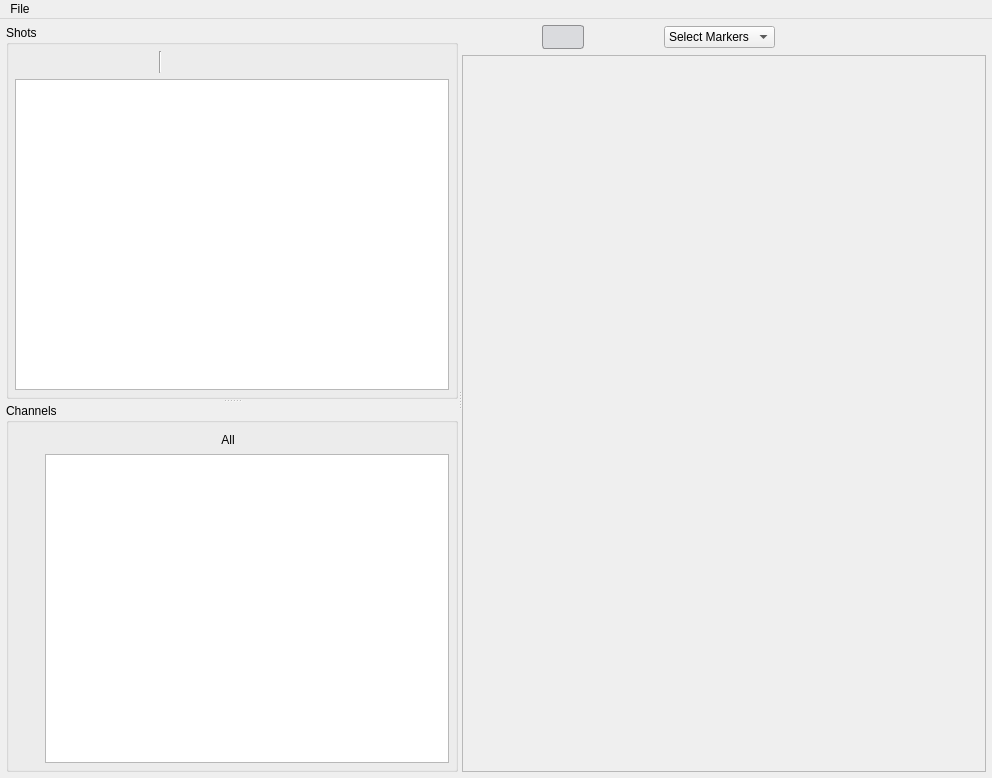
Qt form runviewer/main.ui (Daniel-Dux/runviewer) before a commit.
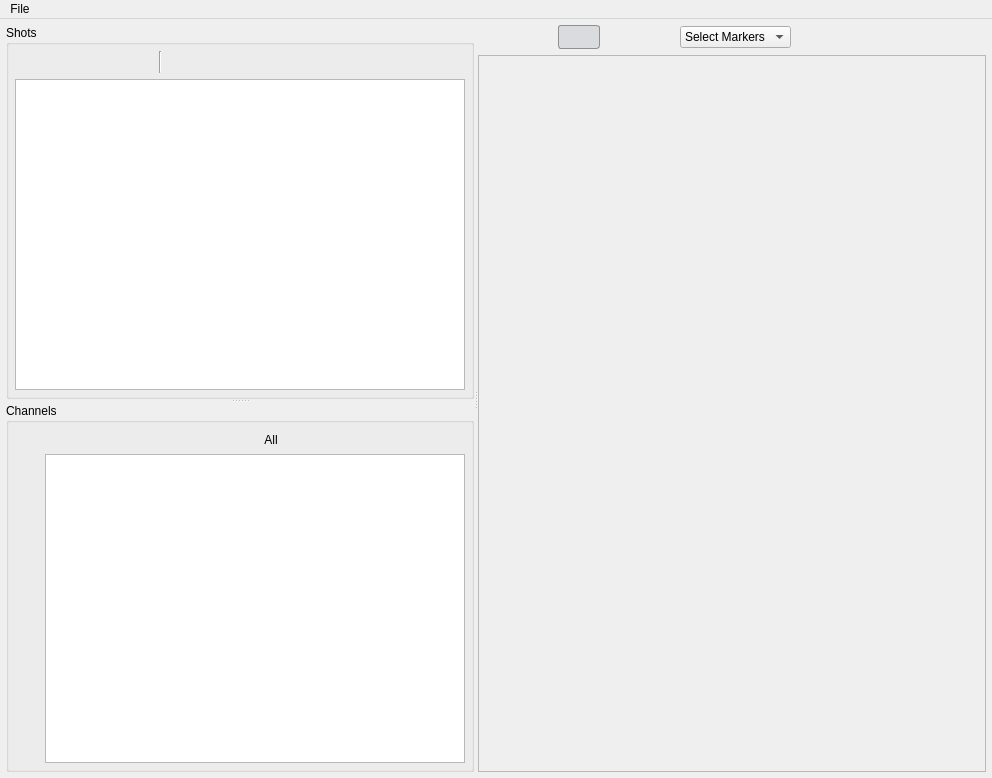
The same form after that commit. Icons and pictures are not drawn.

Commit message: Add auto-group channels functionality and UI button

What changed in the file:
```diff
--- a/runviewer/main.ui
+++ b/runviewer/main.ui
@@ -314,6 +314,16 @@
                          </property>
                         </widget>
                      </item>
+                     <item>
+                        <widget class="QPushButton" name="auto_group_channels">
+                         <property name="toolTip">
+                            <string>Auto-group channels by type</string>
+                         </property>
+                         <property name="text">
+                            <string/>
+                         </property>
+                        </widget>
+                     </item>
               <item>
                <widget class="QPushButton" name="show_all_channels">
                 <property name="maximumSize">
```
The commit also changes 1 other file.
